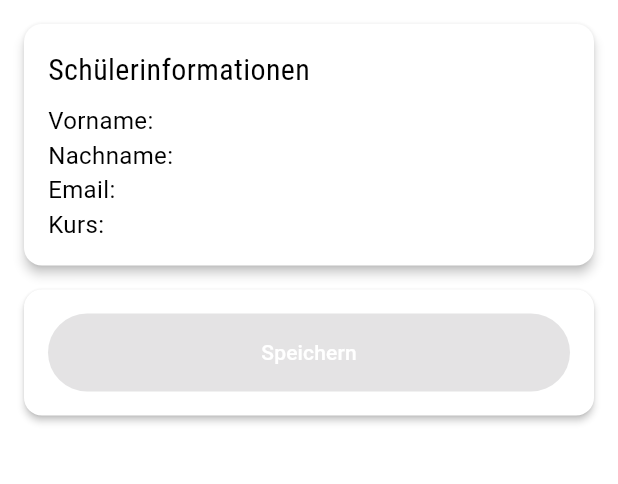
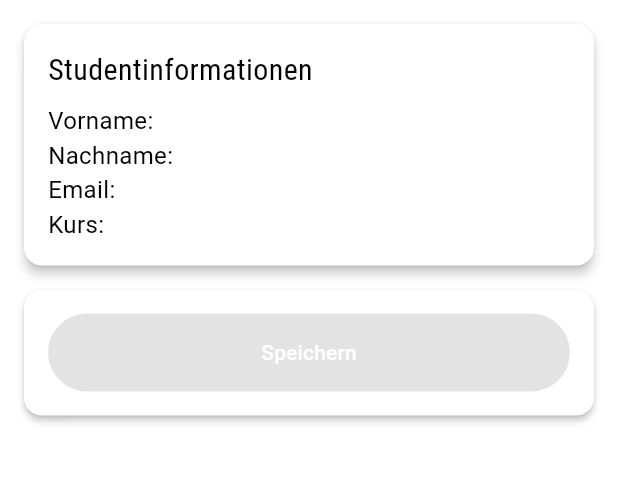
Before and after one commit to mwalexandra/choose_module_new-app, a Flutter app: the HomeScreen screen opened directly with empty values, on a phone screen of 412 x 824 dp, the part 84-568 px from its top. Run offline on Flutter 3.47's test engine with Material 3 defaults, Android fonts, the light colour scheme and no system bars; our stand-ins replace firebase_core, firebase_database; missing offline and left inert: dart:html; accounts and stored records are empty; Roboto replaces fonts that are missing (Roboto Condensed).

Commit message:
minor word change

```diff
--- a/lib/screens/home_screen.dart
+++ b/lib/screens/home_screen.dart
@@ -171,7 +171,7 @@ class _HomeScreenState extends State<HomeScreen> {
                       child: Column(
                         crossAxisAlignment: CrossAxisAlignment.stretch,
                         children: [
-                          Text('Schülerinformationen',
+                          Text('Studentinformationen',
                               style: AppTextStyles.subheading(context)),
                           const SizedBox(height: 8),
                           Text('Vorname: ${_studentCopy.name}',
```
